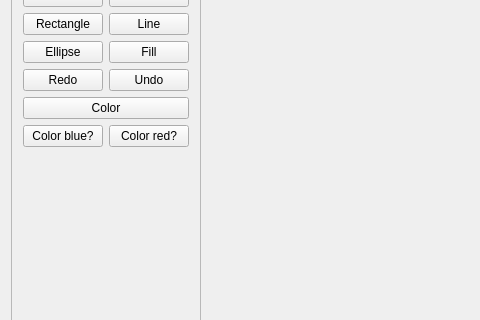
Old version of the form view.ui in the repository University-of-Utah-CS3505/sprite-editor-a7-f17-cs3505-MichaelTata; both pictures show x 0 to 480 and y 83 to 403 of the 1280 by 720 pixel window.
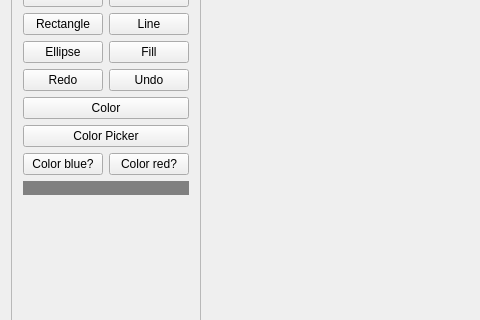
New version of the form. Custom widgets are drawn as their Qt base class.

Commit message: Color picker and color view

Diff of the .ui file:
```diff
--- a/view.ui
+++ b/view.ui
@@ -108,7 +108,7 @@
            </property>
           </widget>
          </item>
-         <item row="20" column="1">
+         <item row="22" column="1">
           <widget class="QPushButton" name="pushButton_3">
            <property name="sizePolicy">
             <sizepolicy hsizetype="Minimum" vsizetype="Minimum">
@@ -121,7 +121,7 @@
            </property>
           </widget>
          </item>
-         <item row="20" column="0">
+         <item row="22" column="0">
           <widget class="QPushButton" name="pushButton_4">
            <property name="text">
             <string>Color blue?</string>
@@ -135,6 +135,26 @@
            </property>
           </widget>
          </item>
+         <item row="21" column="0" colspan="2">
+          <widget class="QPushButton" name="cpButton">
+           <property name="text">
+            <string>Color Picker</string>
+           </property>
+          </widget>
+         </item>
+         <item row="25" column="0" colspan="2">
+          <widget class="QLabel" name="colorview">
+           <property name="autoFillBackground">
+            <bool>false</bool>
+           </property>
+           <property name="styleSheet">
+            <string notr="true">background-color : grey</string>
+           </property>
+           <property name="text">
+            <string>                    </string>
+           </property>
+          </widget>
+         </item>
         </layout>
        </widget>
       </item>
```
Left out of the diff: 3 changed lines with no effect on the pictures. The commit also changes 4 other files.
